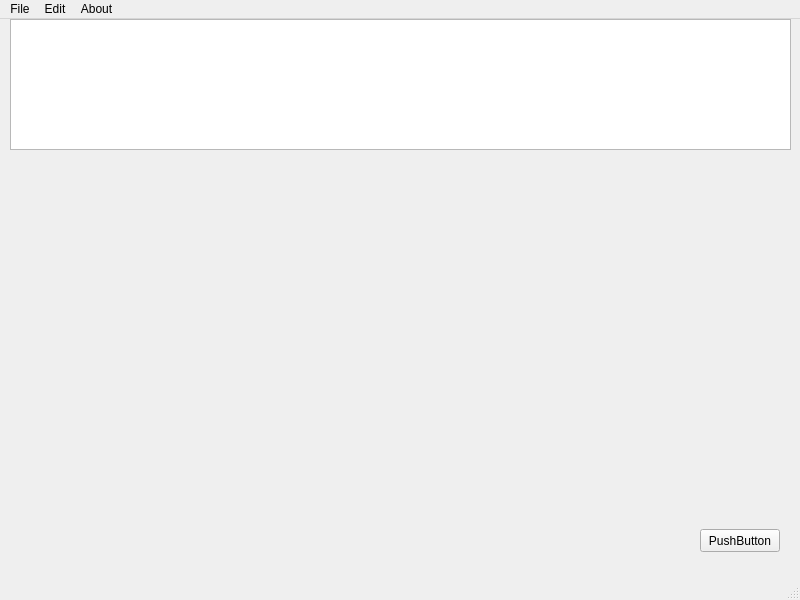
Above: audioeditor/ui/main_window.ui from Vl4d1sl0veZ4r1p0v/AudioEditor before the change. Below: the same form after it.
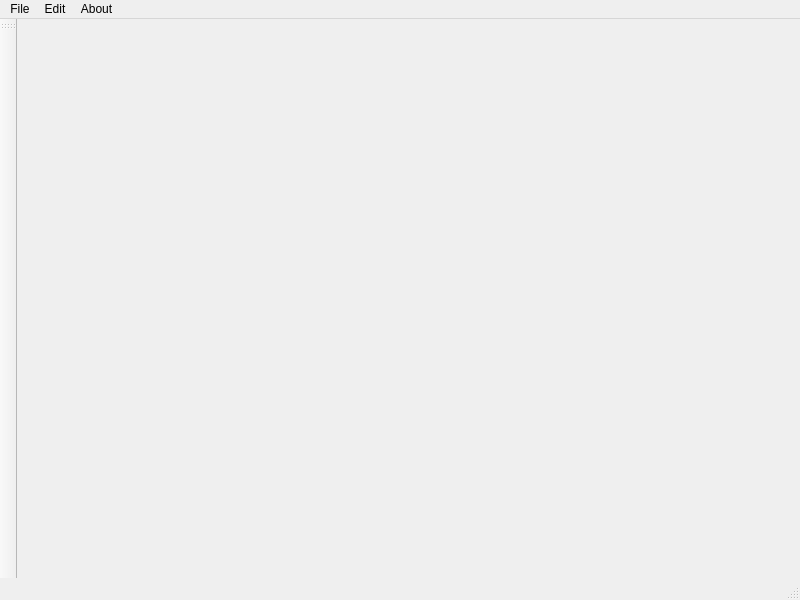
That is the form after the change.

Commit message: added toolbar in main_window

Diff of the .ui file:
```diff
--- a/audioeditor/ui/main_window.ui
+++ b/audioeditor/ui/main_window.ui
@@ -13,31 +13,7 @@
   <property name="windowTitle">
    <string>AudioEditor</string>
   </property>
-  <widget class="QWidget" name="centralwidget">
-   <widget class="QGraphicsView" name="graphicsView">
-    <property name="geometry">
-     <rect>
-      <x>10</x>
-      <y>0</y>
-      <width>781</width>
-      <height>131</height>
-     </rect>
-    </property>
-   </widget>
-   <widget class="QPushButton" name="pushButton">
-    <property name="geometry">
-     <rect>
-      <x>700</x>
-      <y>510</y>
-      <width>80</width>
-      <height>23</height>
-     </rect>
-    </property>
-    <property name="text">
-     <string>PushButton</string>
-    </property>
-   </widget>
-  </widget>
+  <widget class="QWidget" name="centralwidget"/>
   <widget class="QMenuBar" name="menubar">
    <property name="geometry">
     <rect>
@@ -82,6 +58,17 @@
    <addaction name="menuAbout"/>
   </widget>
   <widget class="QStatusBar" name="statusbar"/>
+  <widget class="QToolBar" name="toolBar">
+   <property name="windowTitle">
+    <string>toolBar</string>
+   </property>
+   <attribute name="toolBarArea">
+    <enum>LeftToolBarArea</enum>
+   </attribute>
+   <attribute name="toolBarBreak">
+    <bool>false</bool>
+   </attribute>
+  </widget>
   <action name="action_New">
    <property name="text">
     <string>&amp;New</string>
```
Left out of the diff: 5 changed lines with no effect on the pictures.
